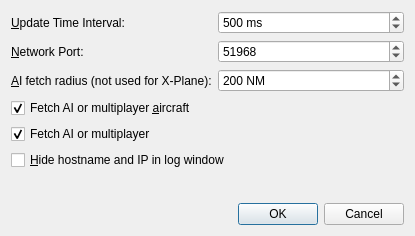
albar965/littlenavconnect, file optionsdialog.ui: the form before one commit.
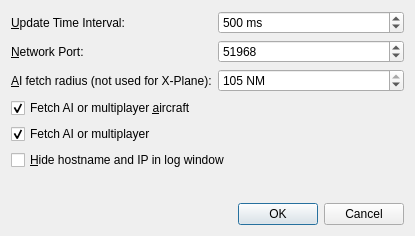
The form after the commit.

Commit message: Changed default AI radius to maximum of 200 km allowed in SimConnect. albar965/littlenavmap#546

```diff
--- a/optionsdialog.ui
+++ b/optionsdialog.ui
@@ -142,16 +142,16 @@
         <string> NM</string>
        </property>
        <property name="minimum">
-        <number>1</number>
+        <number>0</number>
        </property>
        <property name="maximum">
-        <number>10000</number>
+        <number>105</number>
        </property>
        <property name="singleStep">
         <number>10</number>
        </property>
        <property name="value">
-        <number>200</number>
+        <number>105</number>
        </property>
       </widget>
      </item>
```
Left out of the diff: 5 changed lines with no effect on the pictures. The commit also changes 1 other file.
